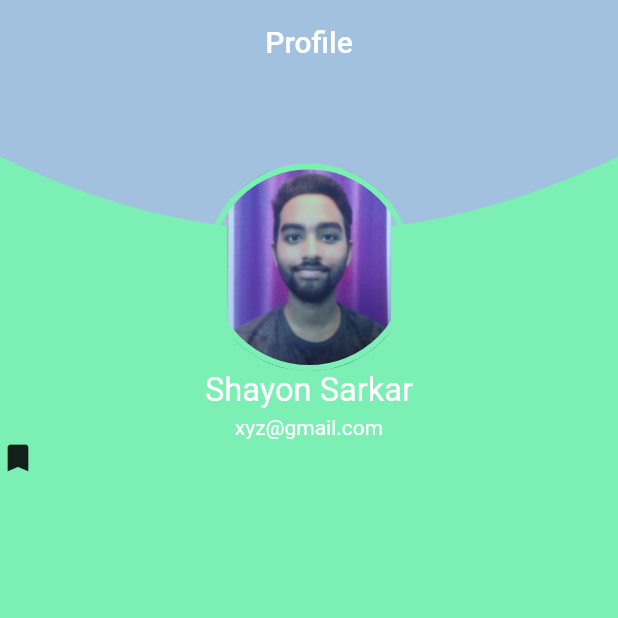
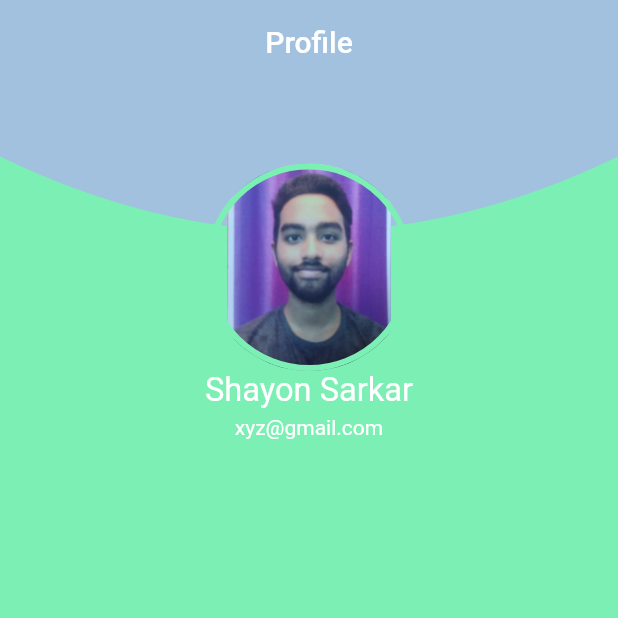
Before and after one commit to gfadu/finymo, a Flutter app: the home screen opened directly, on a phone screen of 412 x 824 dp, the top half of it. Run offline on Flutter 3.47's test engine with Material 2 defaults, Android fonts, the phone set to English and light mode, and no system bars.

Commit message:
new Home page

```diff
--- a/lib/components/body.dart
+++ b/lib/components/body.dart
@@ -3,39 +3,15 @@ import 'package:flutter/material.dart';
 import 'info.dart';
 
 class Body extends StatelessWidget {
-  static Orientation orientation;
-  static MediaQueryData _mediaQueryData;
-  static double defaultSize;
-  static double screenWidth;
-  static double screenHeight;
-
-
-
   @override
   Widget build(BuildContext context) {
-    _mediaQueryData = MediaQuery.of(context);
-    screenWidth = _mediaQueryData.size.width;
-    screenHeight = _mediaQueryData.size.height;
-    orientation = _mediaQueryData.orientation;
-    defaultSize = defaultSize = orientation == Orientation.landscape
-        ? screenHeight * 0.024
-        : screenWidth * 0.024;
-    return Column(
-      children: <Widget>[
-        Info(
-            defaultSize: defaultSize,
-            image: "images/profile.jpg",
-            name: "Shayon Sarkar",
-            email: "xyz@gmail.com",
-        ),
-        Row(
-          children: <Widget>[
-            Icon(
-              Icons.bookmark
-            )
-          ],
-        )
-      ],
+    return Column(children: <Widget>[
+      Info(
+        image: "images/profile.jpg",
+        name: "Shayon Sarkar",
+        email: "xyz@gmail.com",
+      ),
+    ]
     );
   }
 }
--- a/lib/components/info.dart
+++ b/lib/components/info.dart
@@ -1,24 +1,22 @@
 import 'package:flutter/material.dart';
+import 'package:finymo/size_config.dart';
 
 class Info extends StatelessWidget {
   const Info({
-    Key key,
-    @required this.defaultSize, this.name, this.email, this.image,
+    Key key, this.name, this.email, this.image,
   }) : super(key: key);
-
-  final double defaultSize;
   final String name, email, image;
 
   @override
   Widget build(BuildContext context) {
     return SizedBox(
-      height: defaultSize * 24,
+      height: SizeConfig.defaultSize * 24,
       child: Stack(
         children: <Widget>[
           ClipPath(
             clipper: CustomShape(),
             child: Container(
-              height: defaultSize * 15,
+              height: SizeConfig.defaultSize * 15,
               color: Color(0x6DEEE5A5BCE4),
             ),
           ),
@@ -27,35 +25,32 @@ class Info extends StatelessWidget {
               mainAxisAlignment: MainAxisAlignment.end,
               children: <Widget>[
                 Container(
-                  height: defaultSize * 14,
-                  width: defaultSize * 14,
+                  height: SizeConfig.defaultSize * 14,
+                  width: SizeConfig.defaultSize * 14,
                   decoration: BoxDecoration(
                       shape: BoxShape.circle,
                       border: Border.all(
                         color: Color(0xA2F5FF7CEFB5),
-                        width: defaultSize*0.4,
+                        width: SizeConfig.defaultSize * 0.4,
                       ),
                       image: DecorationImage(
                         image: AssetImage(image),
-                      )
-                  ),
+                      )),
                 ),
                 Text(
                   name,
                   style: TextStyle(
-                    fontSize: defaultSize * 2.2,
+                    fontSize: SizeConfig.defaultSize * 2.2,
                     color: Colors.white,
                   ),
                 ),
                 SizedBox(
-                  height: defaultSize / 2,
+                  height: SizeConfig.defaultSize / 2,
                 ),
                 Text(
                   email,
                   style: TextStyle(
-                      fontWeight: FontWeight.w400,
-                      color: Colors.white
-                  ),
+                      fontWeight: FontWeight.w400, color: Colors.white),
                 )
               ],
             ),
```
